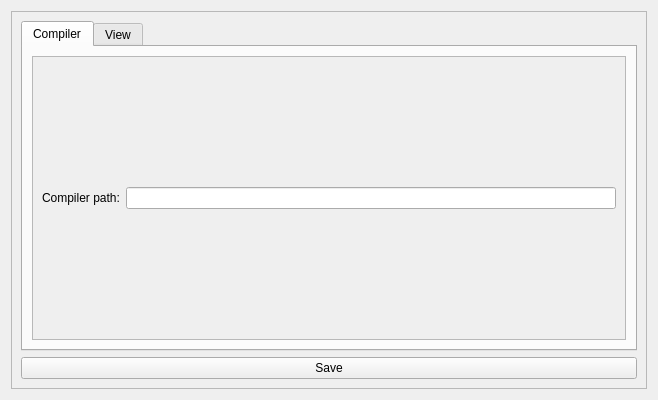
Before: the Qt Designer form app/ui/preferenceswidget.ui in dj1vs/corgide, drawn with Qt 5.
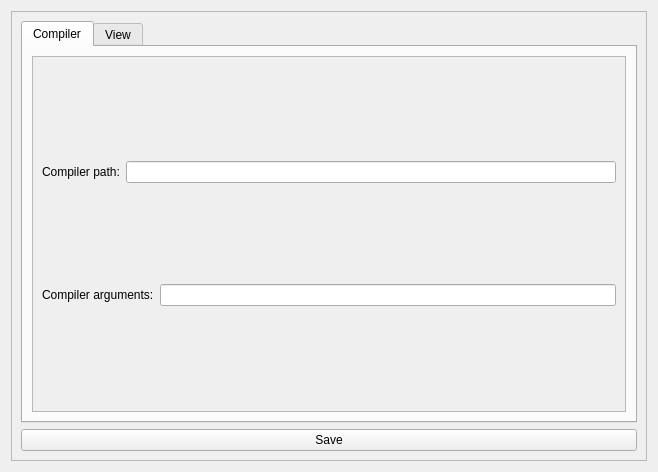
After: the same form once the commit is applied. The open tabs and pages were chosen to show the change.

Commit message: configure compiler args

```diff
--- a/app/ui/preferenceswidget.ui
+++ b/app/ui/preferenceswidget.ui
@@ -7,7 +7,7 @@
     <x>0</x>
     <y>0</y>
     <width>658</width>
-    <height>400</height>
+    <height>472</height>
    </rect>
   </property>
   <property name="windowTitle">
@@ -24,8 +24,8 @@
        <rect>
         <x>0</x>
         <y>0</y>
-        <width>642</width>
-        <height>384</height>
+        <width>638</width>
+        <height>452</height>
        </rect>
       </property>
       <layout class="QVBoxLayout" name="verticalLayout_3">
@@ -49,8 +49,8 @@
                <rect>
                 <x>0</x>
                 <y>0</y>
-                <width>606</width>
-                <height>279</height>
+                <width>596</width>
+                <height>352</height>
                </rect>
               </property>
               <layout class="QVBoxLayout" name="verticalLayout_4">
@@ -68,6 +68,20 @@
                  </item>
                 </layout>
                </item>
+               <item>
+                <layout class="QHBoxLayout" name="horizontalLayout_3">
+                 <item>
+                  <widget class="QLabel" name="label_2">
+                   <property name="text">
+                    <string>Compiler arguments:</string>
+                   </property>
+                  </widget>
+                 </item>
+                 <item>
+                  <widget class="QLineEdit" name="compiler_args_input"/>
+                 </item>
+                </layout>
+               </item>
               </layout>
              </widget>
             </widget>
```
Left out of the diff: 6 changed lines with no effect on the pictures. The commit also changes 3 other files.
